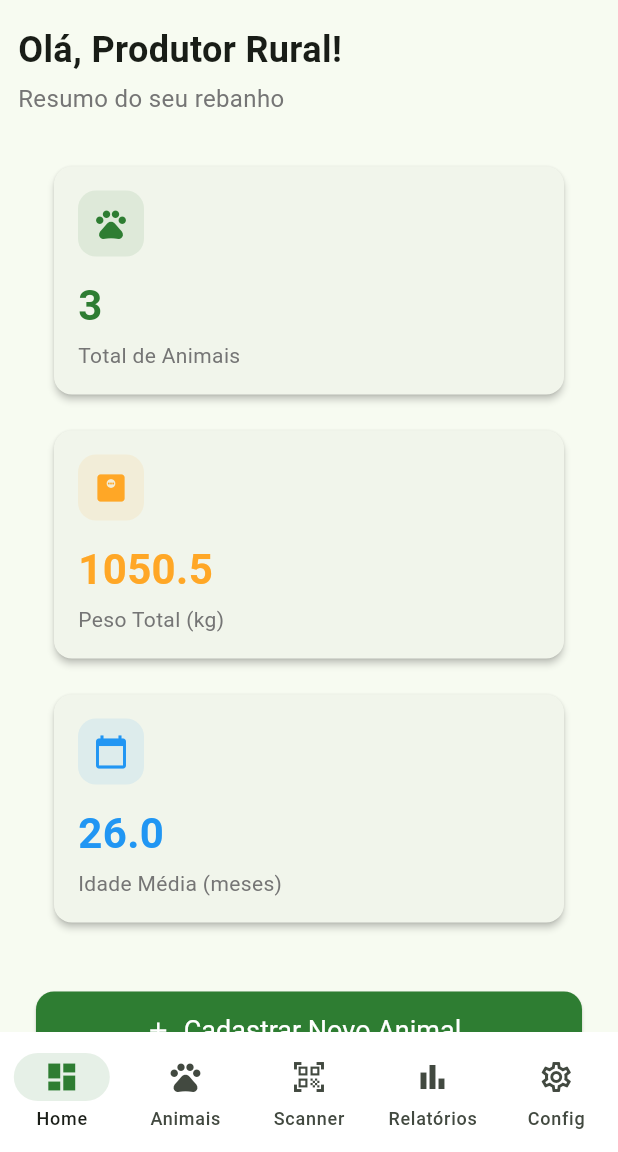
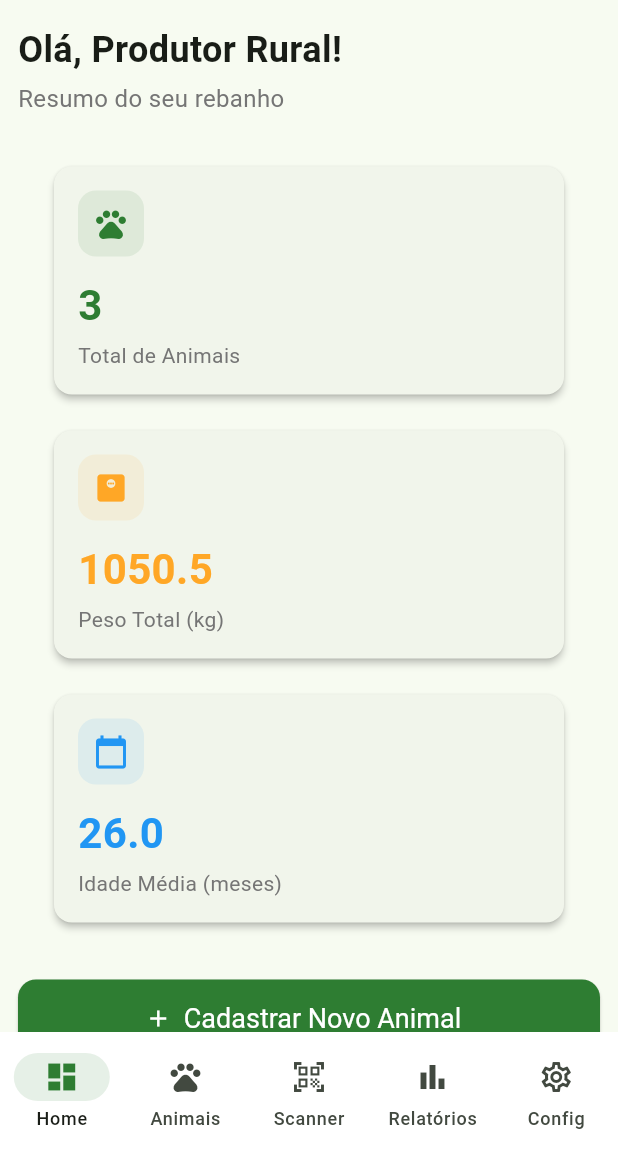
Before and after one commit to LeoniAlvesD/agrotrilho-app, a Flutter app: the screen it shows after launch, on a phone screen of 412 x 824 dp, the part 84-1236 px from its top. Run offline on Flutter 3.47's test engine with Material 3 defaults, Android fonts, the phone set to English and light mode, and no system bars; our stand-ins replace qr_flutter; missing offline and left inert: mobile_scanner.

Commit message:
fix: address code review feedback
- Fix O(n²) maxIdade calculation in relatorios_screen.dart
- Remove duplicate padding in dashboard_screen.dart
- Fix responsive_grid.dart item width handling

Agent-Logs-Url: https://github.com/LeoniAlvesD/agrotrilho-app/sessions/0bf4526f-1ab5-4ae1-a3e6-7265689eb671

Co-authored-by: LeoniAlvesD <267187219+LeoniAlvesD@users.noreply.github.com>

```diff
--- a/lib/screens/home/dashboard_screen.dart
+++ b/lib/screens/home/dashboard_screen.dart
@@ -68,9 +68,7 @@ class DashboardScreen extends StatelessWidget {
                 ],
               ),
               const SizedBox(height: 24),
-              Padding(
-                padding: ResponsiveHelper.getPadding(context),
-                child: SizedBox(
+              SizedBox(
                 width: double.infinity,
                 height: 52,
                 child: ElevatedButton.icon(
@@ -79,13 +77,8 @@ class DashboardScreen extends StatelessWidget {
                   label: const Text('Cadastrar Novo Animal'),
                 ),
               ),
-              ),
               const SizedBox(height: 24),
-              if (animais.isNotEmpty)
-                Padding(
-                  padding: ResponsiveHelper.getPadding(context),
-                  child: _buildRecentAnimals(context, animais),
-                ),
+              if (animais.isNotEmpty) _buildRecentAnimals(context, animais),
             ],
           ),
         );
--- a/lib/widgets/responsive_grid.dart
+++ b/lib/widgets/responsive_grid.dart
@@ -22,15 +22,14 @@ class ResponsiveGrid extends StatelessWidget {
       child: LayoutBuilder(
         builder: (context, constraints) {
           final totalSpacing = spacing * (columns - 1);
-          final itemWidth =
-              (constraints.maxWidth - totalSpacing) / columns;
+          final itemWidth = (constraints.maxWidth - totalSpacing) / columns;
 
           return Wrap(
             spacing: spacing,
             runSpacing: runSpacing,
             children: children.map((child) {
               return SizedBox(
-                width: itemWidth.clamp(0, constraints.maxWidth),
+                width: itemWidth > 0 ? itemWidth : constraints.maxWidth,
                 child: child,
               );
             }).toList(),
```
Also changed, not shown: lib/screens/relatorios/relatorios_screen.dart (+18 -13 lines). Lines whose indentation alone changed are shown as unchanged.
